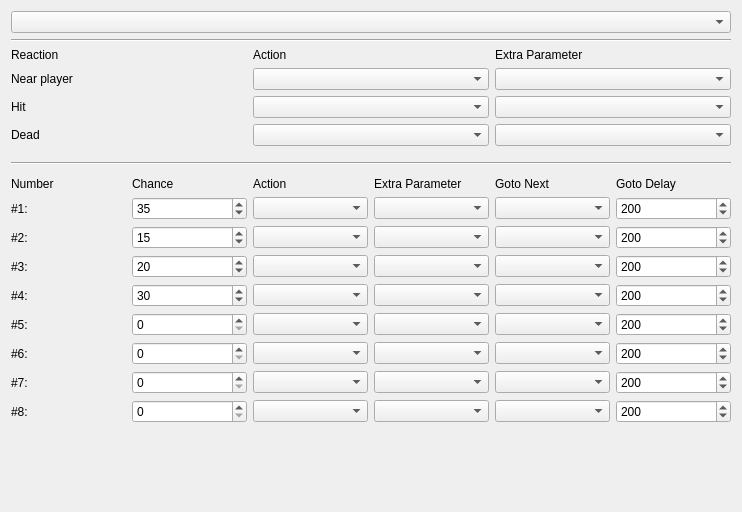
First picture: the form in editor/mainwindow_tab/artificial_inteligence_tab.ui, repository Fordi/rockbot, before the edit.
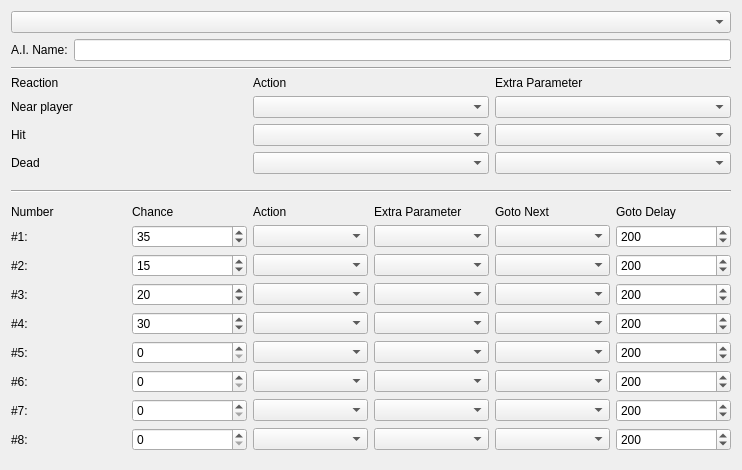
Second picture: the form after the edit.

Patch:
```diff
--- a/editor/mainwindow_tab/artificial_inteligence_tab.ui
+++ b/editor/mainwindow_tab/artificial_inteligence_tab.ui
@@ -7,31 +7,115 @@
     <x>0</x>
     <y>0</y>
     <width>742</width>
-    <height>512</height>
+    <height>470</height>
    </rect>
   </property>
   <property name="windowTitle">
    <string>Form</string>
   </property>
   <layout class="QGridLayout" name="gridLayout">
+   <item row="8" column="1">
+    <spacer name="verticalSpacer">
+     <property name="orientation">
+      <enum>Qt::Vertical</enum>
+     </property>
+     <property name="sizeHint" stdset="0">
+      <size>
+       <width>20</width>
+       <height>40</height>
+      </size>
+     </property>
+    </spacer>
+   </item>
    <item row="3" column="1">
-    <widget class="Line" name="line">
-     <property name="orientation">
-      <enum>Qt::Horizontal</enum>
+    <layout class="QGridLayout" name="gridLayout_5">
+     <property name="bottomMargin">
+      <number>10</number>
      </property>
-    </widget>
-   </item>
-   <item row="0" column="1">
-    <widget class="QComboBox" name="ai_selector"/>
+     <item row="2" column="0">
+      <widget class="QLabel" name="label_20">
+       <property name="text">
+        <string>Hit</string>
+       </property>
+      </widget>
+     </item>
+     <item row="3" column="0">
+      <widget class="QLabel" name="label_21">
+       <property name="text">
+        <string>Dead</string>
+       </property>
+      </widget>
+     </item>
+     <item row="1" column="1">
+      <widget class="QComboBox" name="near_action"/>
+     </item>
+     <item row="0" column="1">
+      <widget class="QLabel" name="label_11">
+       <property name="text">
+        <string>Action</string>
+       </property>
+      </widget>
+     </item>
+     <item row="0" column="2">
+      <widget class="QLabel" name="label_18">
+       <property name="text">
+        <string>Extra Parameter</string>
+       </property>
+      </widget>
+     </item>
+     <item row="0" column="0">
+      <widget class="QLabel" name="label_19">
+       <property name="text">
+        <string>Reaction</string>
+       </property>
+      </widget>
+     </item>
+     <item row="1" column="0">
+      <widget class="QLabel" name="label_13">
+       <property name="text">
+        <string>Near player</string>
+       </property>
+      </widget>
+     </item>
+     <item row="2" column="1">
+      <widget class="QComboBox" name="hit_action"/>
+     </item>
+     <item row="2" column="2">
+      <widget class="QComboBox" name="hit_extra_parameter"/>
+     </item>
+     <item row="3" column="1">
+      <widget class="QComboBox" name="dead_action"/>
+     </item>
+     <item row="1" column="2">
+      <widget class="QComboBox" name="near_extra_parameter"/>
+     </item>
+     <item row="3" column="2">
+      <widget class="QComboBox" name="dead_extra_parameter"/>
+     </item>
+    </layout>
    </item>
    <item row="1" column="1">
-    <widget class="Line" name="line_2">
-     <property name="orientation">
-      <enum>Qt::Horizontal</enum>
-     </property>
-    </widget>
+    <layout class="QHBoxLayout" name="horizontalLayout">
+     <item>
+      <widget class="QLabel" name="label_2">
+       <property name="text">
+        <string>A.I. Name:</string>
+       </property>
+      </widget>
+     </item>
+     <item>
+      <widget class="QLineEdit" name="ai_name">
+       <property name="text">
+        <string/>
+       </property>
+       <property name="maxLength">
+        <number>30</number>
+       </property>
+      </widget>
+     </item>
+    </layout>
    </item>
-   <item row="4" column="1">
+   <item row="5" column="1">
     <layout class="QGridLayout" name="gridLayout_2">
      <property name="topMargin">
       <number>6</number>
@@ -356,85 +440,22 @@
      </item>
     </layout>
    </item>
+   <item row="0" column="1">
+    <widget class="QComboBox" name="ai_selector"/>
+   </item>
+   <item row="4" column="1">
+    <widget class="Line" name="line">
+     <property name="orientation">
+      <enum>Qt::Horizontal</enum>
+     </property>
+    </widget>
+   </item>
    <item row="2" column="1">
-    <layout class="QGridLayout" name="gridLayout_5">
-     <property name="bottomMargin">
-      <number>10</number>
-     </property>
-     <item row="2" column="0">
-      <widget class="QLabel" name="label_20">
-       <property name="text">
-        <string>Hit</string>
-       </property>
-      </widget>
-     </item>
-     <item row="3" column="0">
-      <widget class="QLabel" name="label_21">
-       <property name="text">
-        <string>Dead</string>
-       </property>
-      </widget>
-     </item>
-     <item row="1" column="1">
-      <widget class="QComboBox" name="near_action"/>
-     </item>
-     <item row="0" column="1">
-      <widget class="QLabel" name="label_11">
-       <property name="text">
-        <string>Action</string>
-       </property>
-      </widget>
-     </item>
-     <item row="0" column="2">
-      <widget class="QLabel" name="label_18">
-       <property name="text">
-        <string>Extra Parameter</string>
-       </property>
-      </widget>
-     </item>
-     <item row="0" column="0">
-      <widget class="QLabel" name="label_19">
-       <property name="text">
-        <string>Reaction</string>
-       </property>
-      </widget>
-     </item>
-     <item row="1" column="0">
-      <widget class="QLabel" name="label_13">
-       <property name="text">
-        <string>Near player</string>
-       </property>
-      </widget>
-     </item>
-     <item row="2" column="1">
-      <widget class="QComboBox" name="hit_action"/>
-     </item>
-     <item row="2" column="2">
-      <widget class="QComboBox" name="hit_extra_parameter"/>
-     </item>
-     <item row="3" column="1">
-      <widget class="QComboBox" name="dead_action"/>
-     </item>
-     <item row="1" column="2">
-      <widget class="QComboBox" name="near_extra_parameter"/>
-     </item>
-     <item row="3" column="2">
-      <widget class="QComboBox" name="dead_extra_parameter"/>
-     </item>
-    </layout>
-   </item>
-   <item row="7" column="1">
-    <spacer name="verticalSpacer">
+    <widget class="Line" name="line_2">
      <property name="orientation">
-      <enum>Qt::Vertical</enum>
+      <enum>Qt::Horizontal</enum>
      </property>
-     <property name="sizeHint" stdset="0">
-      <size>
-       <width>20</width>
-       <height>40</height>
-      </size>
-     </property>
-    </spacer>
+    </widget>
    </item>
   </layout>
  </widget>
```
